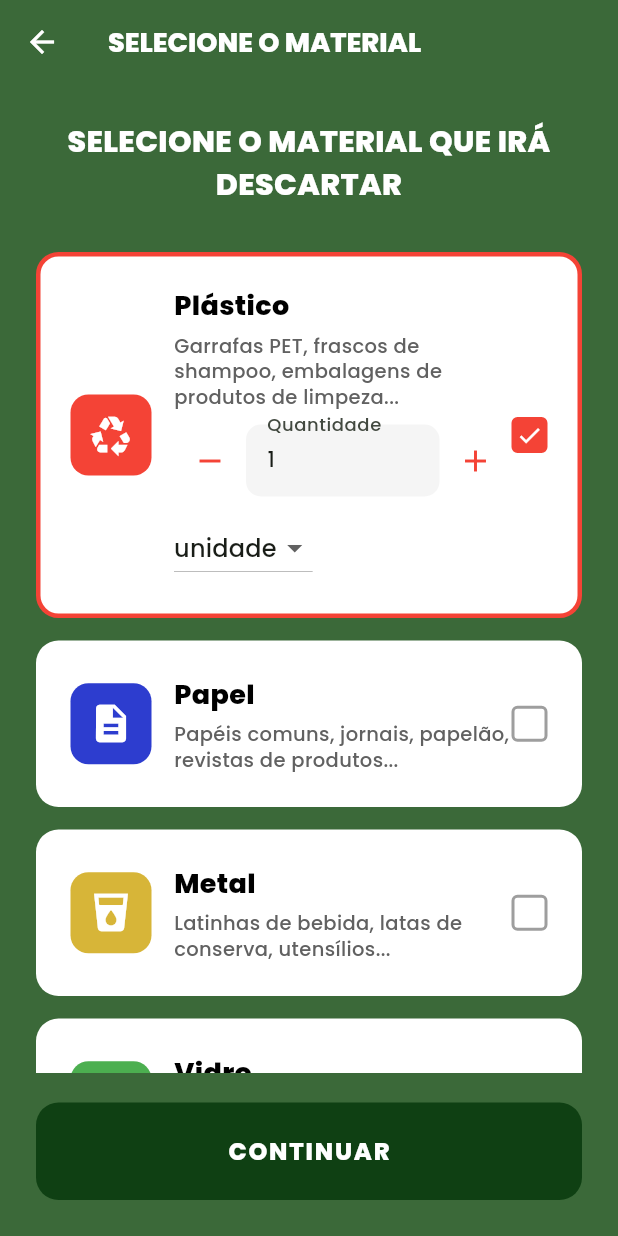
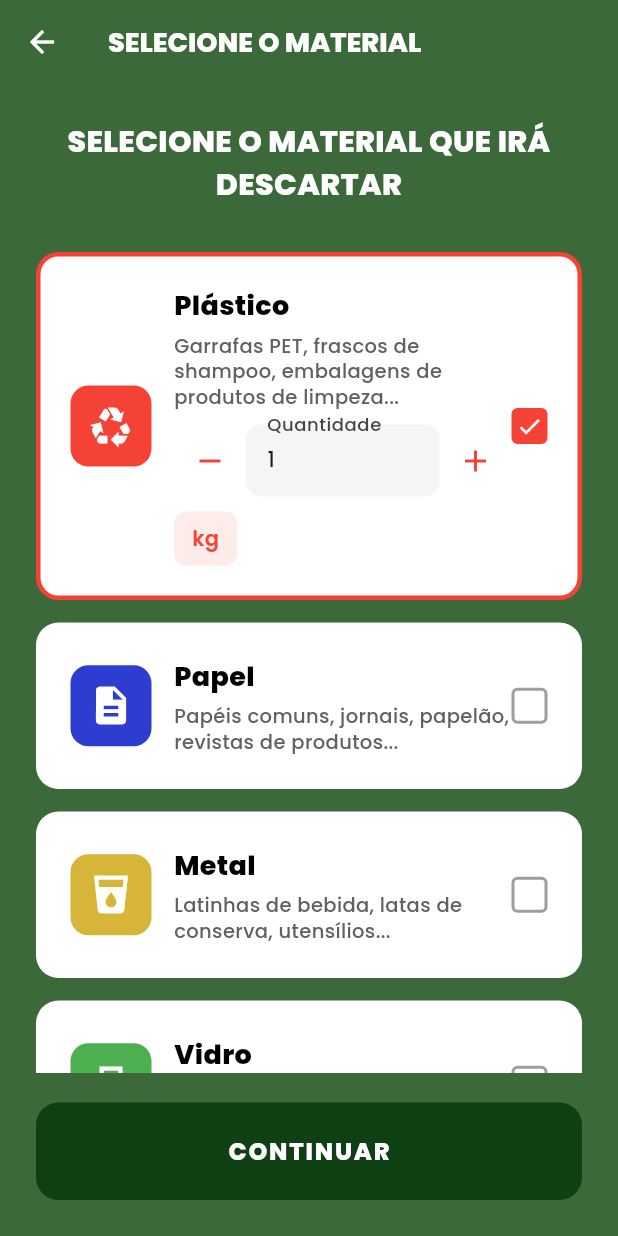
Before and after one commit to otavio-alv/greenpy, a Flutter app: the SelectMaterialScreen screen opened directly, after a tap on "Plástico", on a phone screen of 412 x 824 dp. Run offline on Flutter 3.47's test engine with Material 3 defaults, Android fonts, the phone set to English and light mode, and no system bars; our stand-ins replace cloud_firestore, firebase_auth, firebase_core, google_maps_flutter; accounts and stored records are empty.

Commit message:
Add files via upload

```diff
--- a/greenpy-imp/lib/screens/material_screen.dart
+++ b/greenpy-imp/lib/screens/material_screen.dart
@@ -1,7 +1,7 @@
 import 'package:flutter/material.dart';
 import 'package:flutter/services.dart';
 import '../services/auth_service.dart';
-import 'verification_screen.dart';
+import 'qr_code_scan_screen.dart';
 
 class SelectMaterialScreen extends StatefulWidget {
   const SelectMaterialScreen({super.key});
@@ -18,9 +18,6 @@ class _SelectMaterialScreenState extends State<SelectMaterialScreen> {
   // Controladores para as quantidades (convertidos de double para string apenas para exibição)
   final List<double> _quantities = List.generate(4, (_) => 0.0);
   final List<TextEditingController> _quantityControllers = List.generate(4, (_) => TextEditingController(text: '0'));
-
-  // Unidades para cada material
-  final List<String> _units = List.generate(4, (_) => 'unidade');
 
   @override
   void initState() {
@@ -45,11 +42,7 @@ class _SelectMaterialScreenState extends State<SelectMaterialScreen> {
     }
   }
 
-  void _changeUnit(int index, String newUnit) {
-    setState(() {
-      _units[index] = newUnit;
-    });
-  }
+
 
   @override
   Widget build(BuildContext context) {
@@ -101,8 +94,6 @@ class _SelectMaterialScreenState extends State<SelectMaterialScreen> {
                     description: 'Garrafas PET, frascos de shampoo, embalagens de produtos de limpeza...',
                     isSelected: _selectedMaterials[0],
                     quantityController: _quantityControllers[0],
-                    unit: _units[0],
-                    onUnitChanged: (newUnit) => _changeUnit(0, newUnit),
                     onIncrement: () => _incrementQuantity(0),
                     onDecrement: () => _decrementQuantity(0),
                     onTap: () {
@@ -125,8 +116,6 @@ class _SelectMaterialScreenState extends State<SelectMaterialScreen> {
                     description: 'Papéis comuns, jornais, papelão, revistas de produtos...',
                     isSelected: _selectedMaterials[1],
                     quantityController: _quantityControllers[1],
-                    unit: _units[1],
-                    onUnitChanged: (newUnit) => _changeUnit(1, newUnit),
                     onIncrement: () => _incrementQuantity(1),
                     onDecrement: () => _decrementQuantity(1),
                     onTap: () {
@@ -149,8 +138,6 @@ class _SelectMaterialScreenState extends State<SelectMaterialScreen> {
                     description: 'Latinhas de bebida, latas de conserva, utensílios...',
                     isSelected: _selectedMaterials[2],
                     quantityController: _quantityControllers[2],
-                    unit: _units[2],
-                    onUnitChanged: (newUnit) => _changeUnit(2, newUnit),
                     onIncrement: () => _incrementQuantity(2),
                     onDecrement: () => _decrementQuantity(2),
                     onTap: () {
@@ -173,8 +160,6 @@ class _SelectMaterialScreenState extends State<SelectMaterialScreen> {
                     description: 'Garrafas, potes de conserva, frascos, pratos, copos...',
                     isSelected: _selectedMaterials[3],
                     quantityController: _quantityControllers[3],
-                    unit: _units[3],
-                    onUnitChanged: (newUnit) => _changeUnit(3, newUnit),
                     onIncrement: () => _incrementQuantity(3),
                     onDecrement: () => _decrementQuantity(3),
                     onTap: () {
@@ -215,15 +200,15 @@ class _SelectMaterialScreenState extends State<SelectMaterialScreen> {
                               'icon': materials[i]['icon'],
                               'color': materials[i]['color'],
                               'quantity': _quantities[i],
-                              'unit': _units[i],
+                              'unit': 'kg',
                             });
                           }
                         }
-                        // Navegar para a tela de verificação
+                        // Navegar para a leitura do QR e confirmação de reciclagem
                         Navigator.push(
                           context,
                           MaterialPageRoute(
-                            builder: (context) => VerificationScreen(selectedMaterials: selectedMaterials),
+                            builder: (context) => QrCodeScanScreen(selectedMaterials: selectedMaterials, isRecycle: true),
                           ),
                         );
                       }
@@ -270,8 +255,6 @@ class MaterialCard extends StatelessWidget {
     required this.isSelected,
     required this.onTap,
     required this.quantityController,
-    required this.unit,
-    required this.onUnitChanged,
     required this.onIncrement,
     required this.onDecrement,
   });
@@ -283,8 +266,6 @@ class MaterialCard extends StatelessWidget {
   final bool isSelected;
   final VoidCallback onTap;
   final TextEditingController quantityController;
-  final String unit;
-  final Function(String) onUnitChanged;
   final VoidCallback onIncrement;
   final VoidCallback onDecrement;
 
@@ -370,19 +351,20 @@ class MaterialCard extends StatelessWidget {
                       ],
                     ),
                     const SizedBox(height: 10),
-                    DropdownButton<String>(
-                      value: unit,
-                      items: ['unidade', 'kg'].map((String value) {
-                        return DropdownMenuItem<String>(
-                          value: value,
-                          child: Text(value),
-                        );
-                      }).toList(),
-                      onChanged: (String? newValue) {
-                        if (newValue != null) {
-                          onUnitChanged(newValue);
-                        }
-                      },
+                    Container(
+                      padding: const EdgeInsets.symmetric(horizontal: 12, vertical: 8),
+                      decoration: BoxDecoration(
+                        color: color.withOpacity(0.1),
+                        borderRadius: BorderRadius.circular(8),
+                      ),
+                      child: Text(
+                        'kg',
+                        style: TextStyle(
+                          fontSize: 14,
+                          fontWeight: FontWeight.w600,
+                          color: color,
+                        ),
+                      ),
                     ),
                   ],
                 ],
```
Also changed, not shown: greenpy-imp/lib/screens/account_screen.dart (+16 -0 lines).
